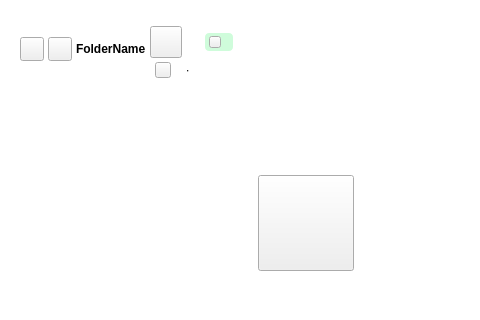
meganz/MEGAsync, file src/MEGASync/node_selector/gui/ui/NodeSelectorTreeViewWidget.ui: the form before one commit; both pictures show x 0 to 480 and y 0 to 320 of the 612 by 414 pixel window.
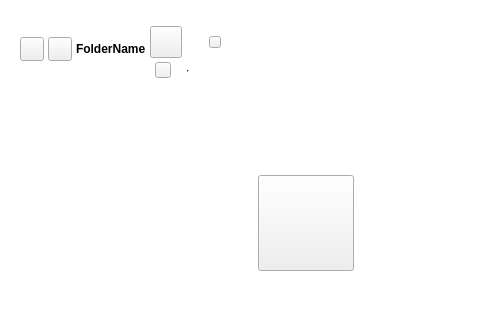
The form after the commit. Icons and pictures are not drawn. Custom widgets are drawn as their Qt base class.

Commit message: Added different color by access rights

Patch:
```diff
--- a/src/MEGASync/node_selector/gui/ui/NodeSelectorTreeViewWidget.ui
+++ b/src/MEGASync/node_selector/gui/ui/NodeSelectorTreeViewWidget.ui
@@ -28,15 +28,9 @@
 
 #sh_accessContainer
 {
-background-color: #CFFCDB; /*colorToken.notification-success*/
 border-radius: 4px;
 }
 
-#sh_accessLabel
-{
-color: #007C3E; /*colorToken.text-success*/
-}
-
 #treeViewPage
 {
 background-color: transparent;
@@ -347,6 +341,25 @@
                    <height>18</height>
                   </size>
                  </property>
+                 <property name="styleSheet">
+                  <string notr="true">#sh_accessContainer[access = &quot;2&quot;]
+{
+background-color: #CFFCDB; /*colorToken.notification-success*/
+color: #007C3E; /*colorToken.text-success*/
+}
+
+#sh_accessContainer[access = &quot;1&quot;]
+{
+background-color: #DFF4FE; /*colorToken.notification-info*/
+color: #0078A4; /*colorToken.text-info*/
+}
+
+#sh_accessContainer[access = &quot;0&quot;]
+{
+background-color: #E4E4E5; /*colorToken.surface-3*/
+color: #616366; /*colorToken.text-secondary*/
+}</string>
+                 </property>
                  <layout class="QHBoxLayout" name="horizontalLayout_7">
                   <property name="spacing">
                    <number>1</number>
```
The commit also changes 1 other file.
